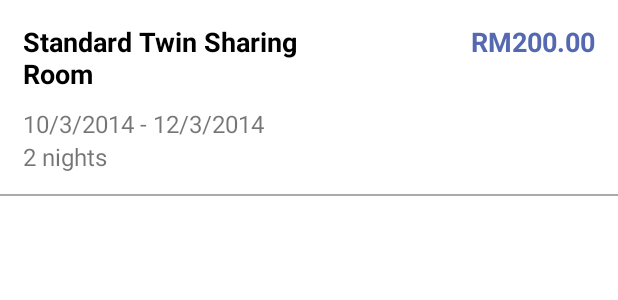
After one commit to TeradonGenesis/Booking_App, an Android app: the layout booking_history_row_layout.xml on its own in the app's theme, with its tools: preview values and no code run, on a phone screen of 412 x 824 dp. The commit adds this screen. Shown: the top 300 px of the screen. Run offline under Robolectric (Android 15) with nearby library versions, the phone set to English and light mode, and no system bars; network calls fail.

Commit message:
LJL completed the booking history fragment

```diff
--- a/Kuching_Park_Hotel/app/src/main/java/com/example/kuching_park_hotel/MyFragmentAdapter.java
+++ b/Kuching_Park_Hotel/app/src/main/java/com/example/kuching_park_hotel/MyFragmentAdapter.java
@@ -26,7 +26,7 @@ public class MyFragmentAdapter extends FragmentPagerAdapter {
         String json = sharedPreferences.getString(MEMBER_OBJECT,"");
         test_member = gson.fromJson(json,Member.class);
 
-        childFragments = new Fragment[]{new Mainpage_Fragment(), new Enquiry_Fragment(), new Map_Fragment(),new User_profile_Fragment(test_member)};
+        childFragments = new Fragment[]{new Mainpage_Fragment(), new MyBookingsFragment(test_member), new Map_Fragment(),new User_profile_Fragment(test_member)};
     }
 
     @Override
--- /dev/null
+++ b/Kuching_Park_Hotel/app/src/main/res/drawable/border_bottom.xml
@@ -0,0 +1,9 @@
+<?xml version="1.0" encoding="utf-8" ?>
+<layer-list xmlns:android="http://schemas.android.com/apk/res/android" >
+    <item android:gravity="bottom">
+        <shape>
+            <size android:height="1dp" />
+            <solid android:color="@color/grey_line" />
+        </shape>
+    </item>
+</layer-list>
--- /dev/null
+++ b/Kuching_Park_Hotel/app/src/main/res/layout/booking_history_row_layout.xml
@@ -0,0 +1,76 @@
+<?xml version="1.0" encoding="utf-8"?>
+<LinearLayout xmlns:android="http://schemas.android.com/apk/res/android"
+    xmlns:app="http://schemas.android.com/apk/res-auto"
+    android:orientation="vertical" android:layout_width="match_parent"
+    android:layout_height="wrap_content">
+
+
+        <androidx.constraintlayout.widget.ConstraintLayout
+            android:layout_width="match_parent"
+            android:layout_height="wrap_content"
+
+            android:padding="5dp"
+            android:background="@drawable/border_bottom">
+
+            <TextView
+                android:id="@+id/textView_booking_roomName"
+                android:layout_width="240dp"
+                android:layout_height="wrap_content"
+                android:text="Standard Twin Sharing Room"
+                android:textStyle="bold"
+                android:textColor="@color/black"
+                android:layout_marginTop="10dp"
+                android:textSize="18sp"
+                android:paddingStart="10dp"
+                android:paddingEnd="10dp"
+                app:layout_constraintTop_toTopOf="parent"
+                app:layout_constraintLeft_toLeftOf="parent" />
+
+            <TextView
+                android:id="@+id/textView_booking_roomPrice"
+                android:layout_width="120dp"
+                android:layout_height="wrap_content"
+                android:text="RM200.00"
+                android:textStyle="bold"
+                android:textAlignment="textEnd"
+                android:textColor="@color/blue"
+                android:layout_marginTop="10dp"
+                android:paddingStart="10dp"
+                android:paddingEnd="10dp"
+                android:textSize="18sp"
+                app:layout_constraintTop_toTopOf="parent"
+                app:layout_constraintRight_toRightOf="parent"/>
+
+            <TextView
+                android:id="@+id/textView_booking_duration"
+                android:layout_width="match_parent"
+                android:layout_height="wrap_content"
+                android:text="10/3/2014 - 12/3/2014"
+                android:textStyle="normal"
+                android:layout_marginTop="10dp"
+                android:textSize="16sp"
+                android:paddingStart="10dp"
+                android:paddingEnd="10dp"
+                app:layout_constraintTop_toBottomOf="@id/textView_booking_roomName"
+                app:layout_constraintLeft_toLeftOf="parent"
+                app:layout_constraintRight_toRightOf="parent"/>
+
+            <TextView
+                android:id="@+id/textView_booking_nights"
+                android:layout_width="match_parent"
+                android:layout_height="wrap_content"
+                android:text="2 nights"
+                android:textStyle="normal"
+                android:textSize="16sp"
+                android:layout_marginBottom="10dp"
+                android:paddingStart="10dp"
+                android:paddingEnd="10dp"
+                app:layout_constraintTop_toBottomOf="@id/textView_booking_duration"
+                app:layout_constraintLeft_toLeftOf="parent"
+                app:layout_constraintBottom_toBottomOf="parent"
+                app:layout_constraintRight_toRightOf="parent"/>
+
+
+        </androidx.constraintlayout.widget.ConstraintLayout>
+
+</LinearLayout>
--- a/Kuching_Park_Hotel/build.gradle
+++ b/Kuching_Park_Hotel/build.gradle
@@ -6,7 +6,7 @@ buildscript {
         jcenter()
     }
     dependencies {
-        classpath 'com.android.tools.build:gradle:4.0.0'
+        classpath 'com.android.tools.build:gradle:4.0.1'
 
         // NOTE: Do not place your application dependencies here; they belong
         // in the individual module build.gradle files
```
Also changed, not shown: Kuching_Park_Hotel/app/src/main/java/com/example/kuching_park_hotel/Booking_History.java (+6 -4 lines), Kuching_Park_Hotel/app/src/main/java/com/example/kuching_park_hotel/MyBookingsAdapter.java (added, +89 -0 lines), Kuching_Park_Hotel/app/src/main/java/com/example/kuching_park_hotel/MyBookingsFragment.java (added, +123 -0 lines), Kuching_Park_Hotel/app/src/main/res/layout/fragment_my_bookings.xml (added, +14 -0 lines).
